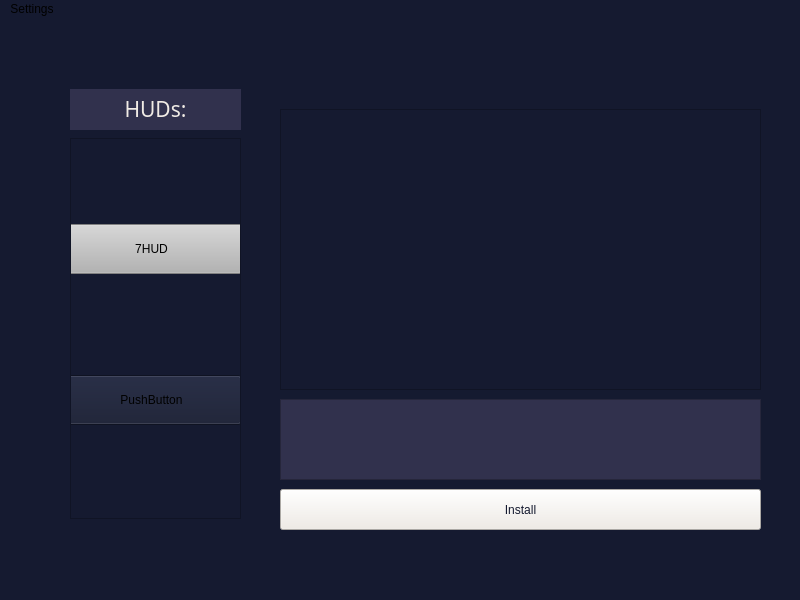
The window that mainwindow.ui (Croudxd/YourHUDs) describes before a commit, drawn with Qt 5.
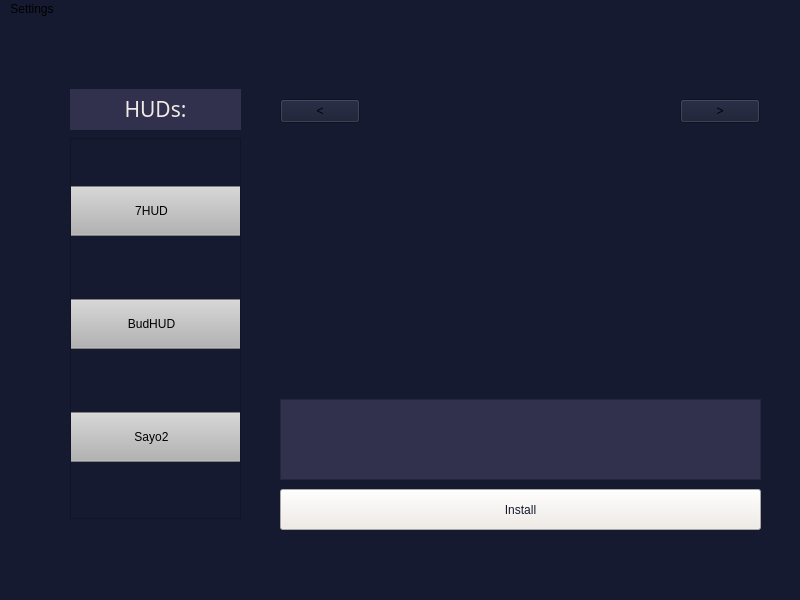
The same window after the commit.

Commit message: Added functions to change data of each hud when clicking to look at new button. Also added image functions. Has a few bugs however that need to be worked out.

Patch:
```diff
--- a/mainwindow.ui
+++ b/mainwindow.ui
@@ -58,16 +58,6 @@
      <string>Install</string>
     </property>
    </widget>
-   <widget class="QGraphicsView" name="graphicsView">
-    <property name="geometry">
-     <rect>
-      <x>280</x>
-      <y>90</y>
-      <width>481</width>
-      <height>281</height>
-     </rect>
-    </property>
-   </widget>
    <widget class="QTextBrowser" name="textBrowser">
     <property name="geometry">
      <rect>
@@ -138,8 +128,29 @@
            <height>50</height>
           </size>
          </property>
+         <property name="styleSheet">
+          <string notr="true">color: rgb(0, 0, 0);
+background-color: rgb(179, 179, 179);</string>
+         </property>
          <property name="text">
-          <string>PushButton</string>
+          <string>BudHUD</string>
+         </property>
+        </widget>
+       </item>
+       <item>
+        <widget class="QPushButton" name="buttonSayoHUD">
+         <property name="maximumSize">
+          <size>
+           <width>400</width>
+           <height>50</height>
+          </size>
+         </property>
+         <property name="styleSheet">
+          <string notr="true">color: rgb(0, 0, 0);
+background-color: rgb(179, 179, 179);</string>
+         </property>
+         <property name="text">
+          <string>Sayo2</string>
          </property>
         </widget>
        </item>
@@ -147,6 +158,63 @@
      </widget>
     </widget>
    </widget>
+   <widget class="QLabel" name="label_2">
+    <property name="geometry">
+     <rect>
+      <x>280</x>
+      <y>110</y>
+      <width>481</width>
+      <height>251</height>
+     </rect>
+    </property>
+    <property name="sizePolicy">
+     <sizepolicy hsizetype="Fixed" vsizetype="Fixed">
+      <horstretch>0</horstretch>
+      <verstretch>0</verstretch>
+     </sizepolicy>
+    </property>
+    <property name="maximumSize">
+     <size>
+      <width>1280</width>
+      <height>720</height>
+     </size>
+    </property>
+    <property name="baseSize">
+     <size>
+      <width>1280</width>
+      <height>720</height>
+     </size>
+    </property>
+    <property name="text">
+     <string/>
+    </property>
+   </widget>
+   <widget class="QPushButton" name="leftImageButton">
+    <property name="geometry">
+     <rect>
+      <x>280</x>
+      <y>80</y>
+      <width>80</width>
+      <height>24</height>
+     </rect>
+    </property>
+    <property name="text">
+     <string>&lt;</string>
+    </property>
+   </widget>
+   <widget class="QPushButton" name="rightImageButton">
+    <property name="geometry">
+     <rect>
+      <x>680</x>
+      <y>80</y>
+      <width>80</width>
+      <height>24</height>
+     </rect>
+    </property>
+    <property name="text">
+     <string>&gt;</string>
+    </property>
+   </widget>
   </widget>
   <widget class="QMenuBar" name="menubar">
    <property name="geometry">
```
Left out of the diff: 6 changed lines with no effect on the pictures. The commit also changes 10 other files.
